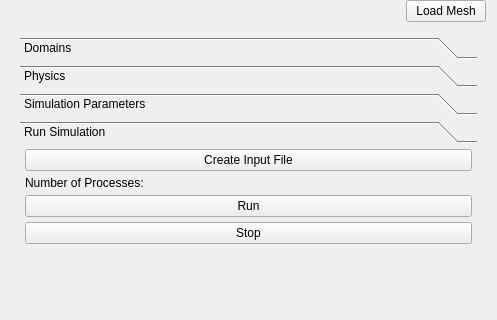
The window that Code/Source/sv4gui/Plugins/org.sv.gui.qt.svfsi/sv4gui_svFSIView.ui (SimVascular/SimVascular) describes before a commit, drawn with Qt 5; both pictures show x 0 to 497 and y 92 to 412 of the 497 by 858 pixel window.
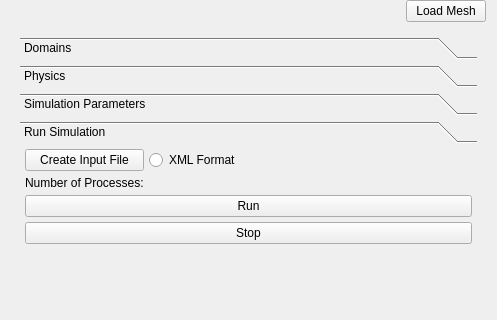
The same window after the commit. The open tabs and pages were chosen to show the change. Custom widgets are drawn as their Qt base class.

```diff
--- a/Code/Source/sv4gui/Plugins/org.sv.gui.qt.svfsi/sv4gui_svFSIView.ui
+++ b/Code/Source/sv4gui/Plugins/org.sv.gui.qt.svfsi/sv4gui_svFSIView.ui
@@ -2454,10 +2454,17 @@
              <property name="spacing">
               <number>5</number>
              </property>
-             <item row="2" column="1">
-              <widget class="ctkSliderWidget" name="sliderNumProcs" native="true"/>
+             <item row="0" column="1">
+              <widget class="QRadioButton" name="xml_format_radioButton">
+               <property name="toolTip">
+                <string>&lt;html&gt;&lt;head/&gt;&lt;body&gt;&lt;p&gt;If selected then write the solver commands in XML format used by svFSIplus.&lt;/p&gt;&lt;/body&gt;&lt;/html&gt;</string>
+               </property>
+               <property name="text">
+                <string>XML Format</string>
+               </property>
+              </widget>
              </item>
-             <item row="0" column="0" colspan="2">
+             <item row="0" column="0">
               <widget class="QPushButton" name="btnCreateInputFile">
                <property name="text">
                 <string>Create Input File</string>
```
Left out of the diff: 54 changed lines with no effect on the pictures.
